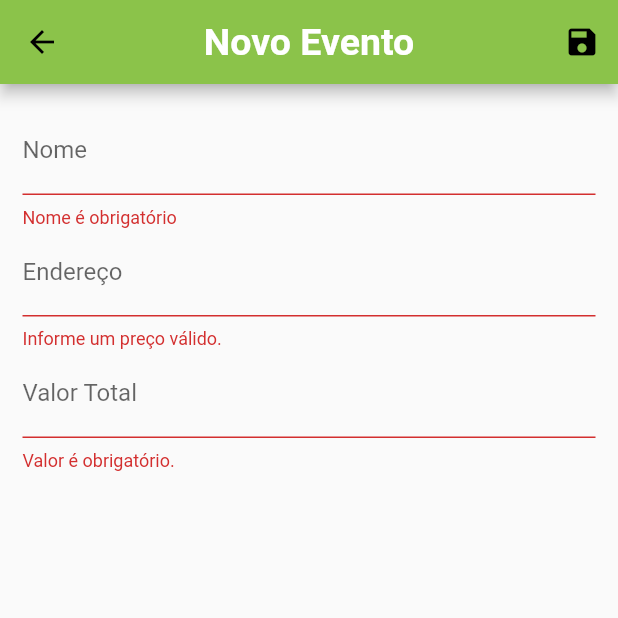
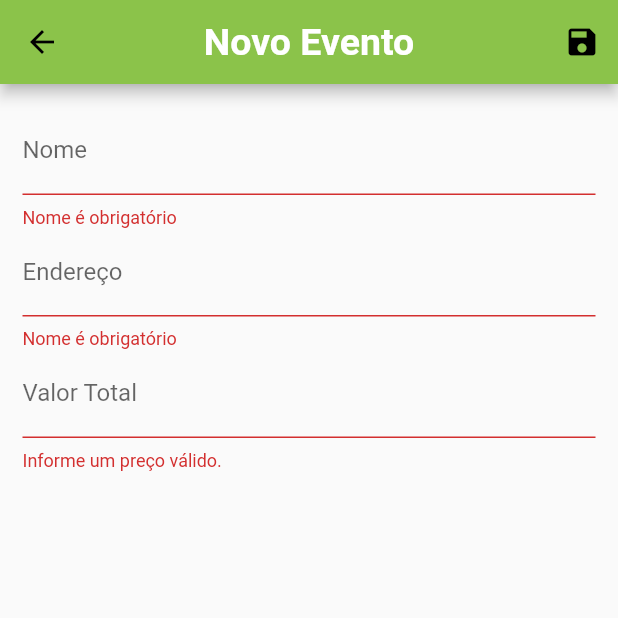
Before and after one commit to emersonvm/RachaApp, a Flutter app: the EventFormPage screen opened by its route, after a tap on the "save" icon, on a phone screen of 412 x 824 dp, the top half of it. Run offline on Flutter 3.47's test engine with Material 2 defaults, Android fonts, the phone set to English and light mode, and no system bars; our stand-ins replace shared_preferences; accounts and stored records are empty.

Commit message:
inclusao de formulario e pagina de eventos - correcao

```diff
--- a/racha_app/lib/pages/event_form_page.dart
+++ b/racha_app/lib/pages/event_form_page.dart
@@ -145,8 +145,8 @@ class _ProductFormPageState extends State<EventFormPage> {
                           return 'Nome é obrigatório';
                         }
 
-                        if (name.trim().length < 3) {
-                          return 'Nome precisa no mínimo de 3 letras.';
+                        if (name.trim().length < 8) {
+                          return 'Nome do evento precisa no mínimo de 8 letras.';
                         }
 
                         return null;
@@ -157,20 +157,20 @@ class _ProductFormPageState extends State<EventFormPage> {
                       decoration: InputDecoration(labelText: 'Endereço'),
                       textInputAction: TextInputAction.next,
                       focusNode: _addressFocus,
-                      keyboardType: TextInputType.numberWithOptions(
-                        decimal: true,
-                      ),
                       onFieldSubmitted: (_) {
                         FocusScope.of(context).requestFocus(_valueFocus);
                       },
-                      onSaved: (price) =>
-                          _formData['price'] = double.parse(price ?? '0'),
-                      validator: (_price) {
-                        final priceString = _price ?? '';
-                        final price = double.tryParse(priceString) ?? -1;
+                      onSaved: (address) =>
+                          (address) => _formData['address'] = address ?? '',
+                      validator: (_address) {
+                        final address = _address ?? '';
 
-                        if (price <= 0) {
-                          return 'Informe um preço válido.';
+                        if (address.trim().isEmpty) {
+                          return 'Nome é obrigatório';
+                        }
+
+                        if (address.trim().length < 8) {
+                          return 'O Endereço deve ter no mínimo 8 letras.';
                         }
 
                         return null;
@@ -180,17 +180,17 @@ class _ProductFormPageState extends State<EventFormPage> {
                       initialValue: _formData['totalValue']?.toString(),
                       decoration: InputDecoration(labelText: 'Valor Total'),
                       focusNode: _valueFocus,
-                      keyboardType: TextInputType.number,
-                      inputFormatters: <TextInputFormatter>[
-                        FilteringTextInputFormatter.digitsOnly,
-                      ],
-                      onSaved: (totalValue) =>
-                          _formData['totalValue'] = totalValue ?? '',
+                      keyboardType: TextInputType.numberWithOptions(
+                        decimal: true,
+                      ),
+                      onSaved: (totalValue) => _formData['totalValue'] =
+                          double.parse(totalValue ?? '0'),
                       validator: (_totalValue) {
                         final totalValue = _totalValue ?? '';
+                        final value = double.tryParse(totalValue) ?? -1;
 
-                        if (totalValue.trim().isEmpty) {
-                          return 'Valor é obrigatório.';
+                        if (value <= 0) {
+                          return 'Informe um preço válido.';
                         }
 
                         return null;
```
